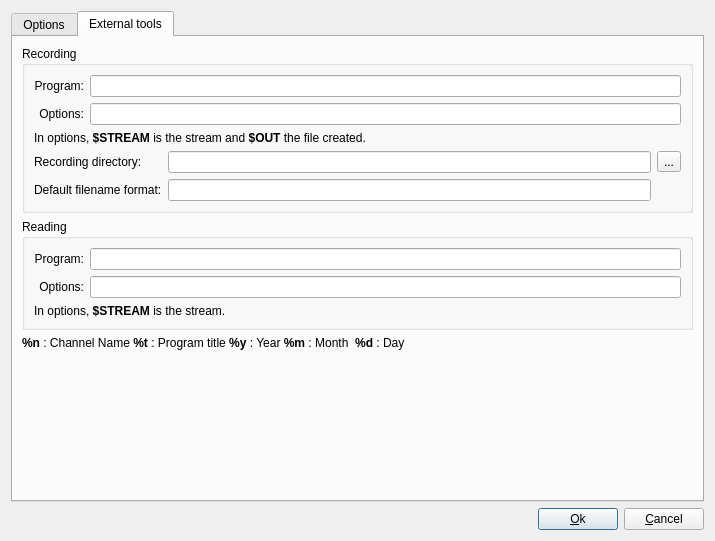
Old version of the form ui/config.ui in the repository jlbrd/qmagneto.
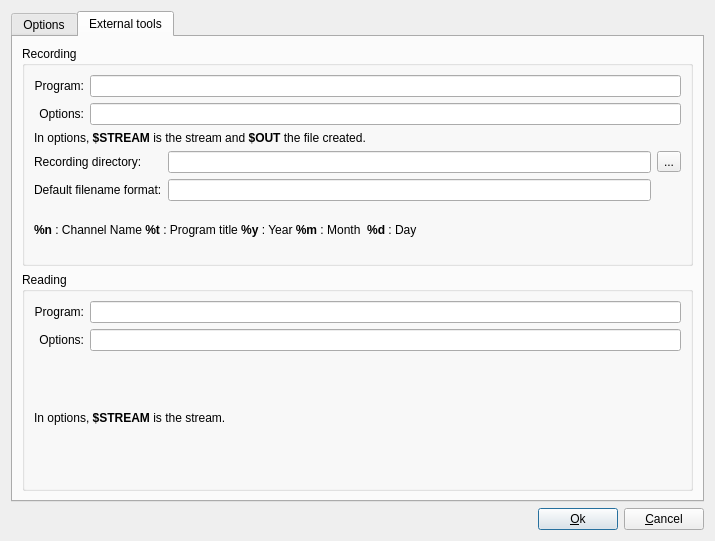
New version of the form. The open tabs and pages were chosen to show the change.

Diff of the .ui file:
```diff
--- a/ui/config.ui
+++ b/ui/config.ui
@@ -443,10 +443,20 @@
             </item>
            </layout>
           </item>
+          <item row="1" column="0" >
+           <widget class="QLabel" name="label_6" >
+            <property name="text" >
+             <string>&lt;html>&lt;head>&lt;meta name="qrichtext" content="1" />&lt;style kind="text/css">
+p, li { white-space: pre-wrap; }
+&lt;/style>&lt;/head>&lt;body style=" font-family:'Sans Serif'; font-size:9pt; font-weight:400; font-style:normal;">
+&lt;p style=" margin-top:0px; margin-bottom:0px; margin-left:0px; margin-right:0px; -qt-block-indent:0; text-indent:0px;">&lt;span style=" font-weight:600;">%n&lt;/span> : Channel Name &lt;span style=" font-weight:600;">%t&lt;/span> : Program title &lt;span style=" font-weight:600;">%y&lt;/span> : Year &lt;span style=" font-weight:600;">%m&lt;/span> : Month  &lt;span style=" font-weight:600;">%d&lt;/span> : Day&lt;/p>&lt;/body>&lt;/html></string>
+            </property>
+           </widget>
+          </item>
          </layout>
         </widget>
        </item>
-       <item row="1" column="0" >
+       <item row="3" column="0" >
         <widget class="QGroupBox" name="groupBox_3" >
          <property name="title" >
           <string>Reading</string>
@@ -508,29 +518,6 @@
          </layout>
         </widget>
        </item>
-       <item row="2" column="0" >
-        <widget class="QLabel" name="label_6" >
-         <property name="text" >
-          <string>&lt;html>&lt;head>&lt;meta name="qrichtext" content="1" />&lt;style kind="text/css">
-p, li { white-space: pre-wrap; }
-&lt;/style>&lt;/head>&lt;body style=" font-family:'Sans Serif'; font-size:9pt; font-weight:400; font-style:normal;">
-&lt;p style=" margin-top:0px; margin-bottom:0px; margin-left:0px; margin-right:0px; -qt-block-indent:0; text-indent:0px;">&lt;span style=" font-weight:600;">%n&lt;/span> : Channel Name &lt;span style=" font-weight:600;">%t&lt;/span> : Program title &lt;span style=" font-weight:600;">%y&lt;/span> : Year &lt;span style=" font-weight:600;">%m&lt;/span> : Month  &lt;span style=" font-weight:600;">%d&lt;/span> : Day&lt;/p>&lt;/body>&lt;/html></string>
-         </property>
-        </widget>
-       </item>
-       <item row="3" column="0" >
-        <spacer name="verticalSpacer_2" >
-         <property name="orientation" >
-          <enum>Qt::Vertical</enum>
-         </property>
-         <property name="sizeHint" stdset="0" >
-          <size>
-           <width>20</width>
-           <height>40</height>
-          </size>
-         </property>
-        </spacer>
-       </item>
       </layout>
      </widget>
     </widget>
```
